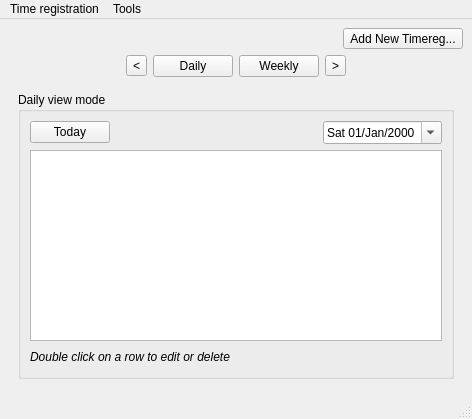
Before: the Qt Designer form src/pyuac_browse.ui in develer-staff/pyuac, drawn with Qt 5.
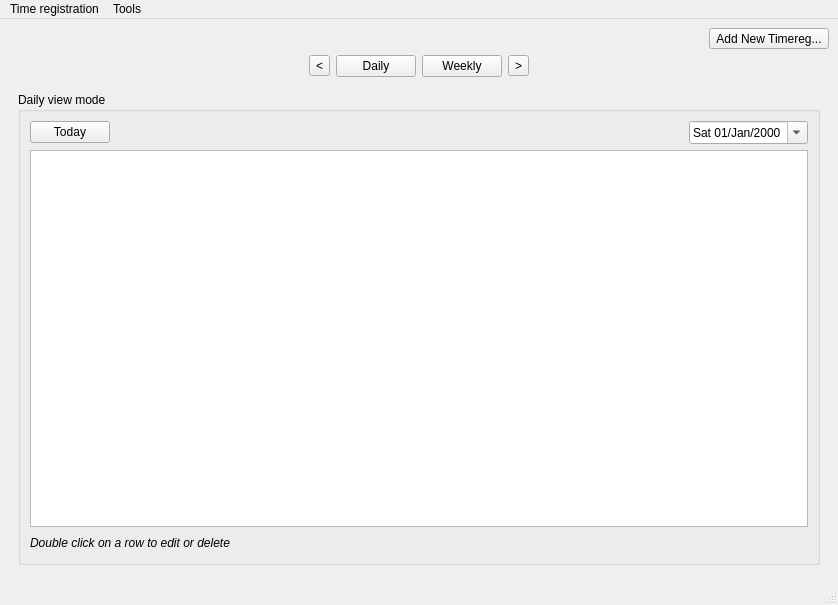
After: the same form once the commit is applied. Icons and pictures are not drawn.

Commit message: Modificati i file di interfaccia.

```diff
--- a/src/pyuac_browse.ui
+++ b/src/pyuac_browse.ui
@@ -5,8 +5,8 @@
    <rect>
     <x>0</x>
     <y>0</y>
-    <width>472</width>
-    <height>419</height>
+    <width>838</width>
+    <height>605</height>
    </rect>
   </property>
   <property name="windowTitle" >
@@ -21,8 +21,8 @@
     <rect>
      <x>0</x>
      <y>26</y>
-     <width>472</width>
-     <height>371</height>
+     <width>838</width>
+     <height>557</height>
     </rect>
    </property>
    <layout class="QVBoxLayout" name="verticalLayout_3" >
@@ -139,8 +139,8 @@
         <rect>
          <x>0</x>
          <y>0</y>
-         <width>454</width>
-         <height>284</height>
+         <width>820</width>
+         <height>470</height>
         </rect>
        </property>
        <layout class="QHBoxLayout" name="horizontalLayout_4" >
@@ -383,8 +383,8 @@
    <property name="geometry" >
     <rect>
      <x>0</x>
-     <y>397</y>
-     <width>472</width>
+     <y>583</y>
+     <width>838</width>
      <height>22</height>
     </rect>
    </property>
@@ -394,7 +394,7 @@
     <rect>
      <x>0</x>
      <y>0</y>
-     <width>472</width>
+     <width>838</width>
      <height>26</height>
     </rect>
    </property>
```
The commit also changes 2 other files.
